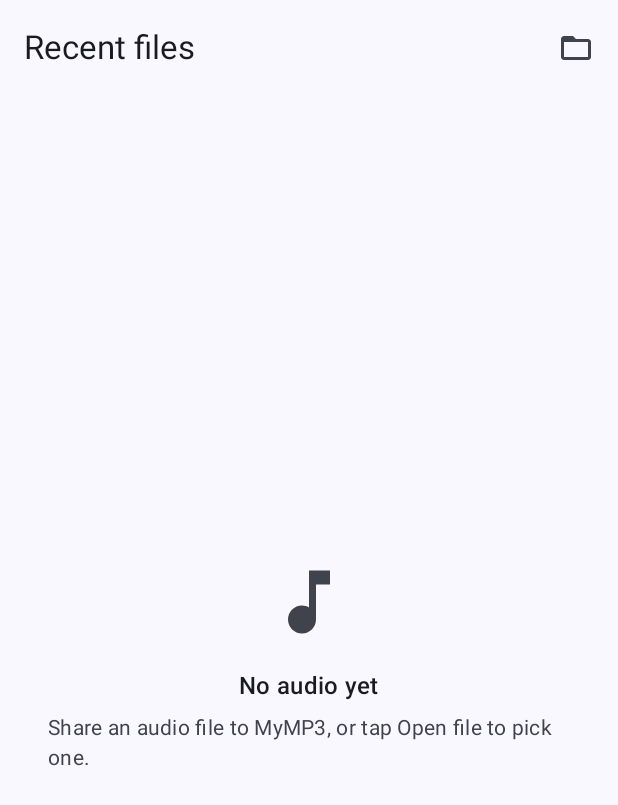
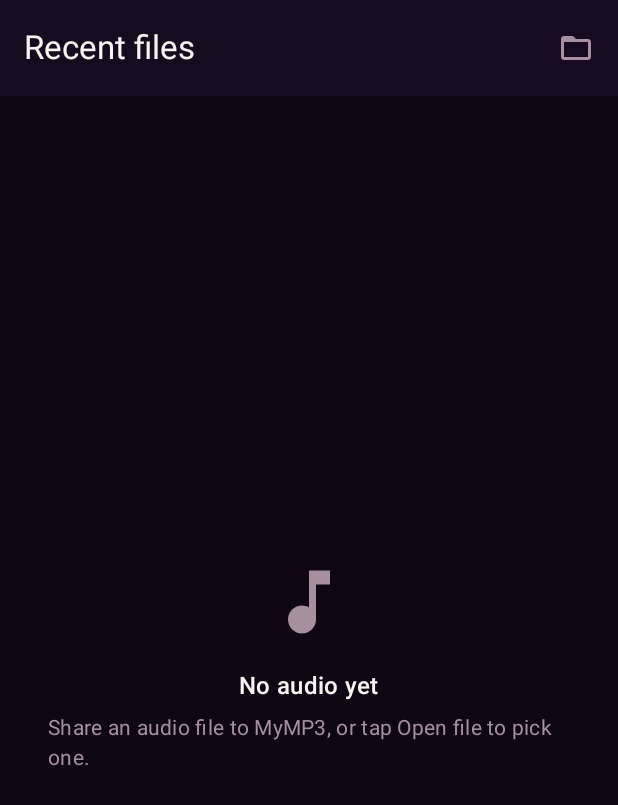
Before and after one commit to peter-nam/mymp3, an Android app built with Jetpack Compose: the screen it shows after launch (MainActivity), on a phone screen of 412 x 824 dp. Shown: the top 805 px of the screen. Run offline under Robolectric (Android 15) with nearby library versions, the phone set to English and light mode, and no system bars; 4 statements that could not run were skipped.

Commit message:
Dark, minimalist player with a waveform scrubber
Reworks the now-playing screen and the app's colour story.

Theme
- Dark-only, built from the launcher icon's own palette (amber #FF9E00 on dark plum #240D30)
  instead of Material You, which on One UI repaints the app with the wallpaper palette.
- themes.xml switches the pre-Compose window frame to a dark one so launching no longer
  flashes a light window, with transparent system bars and pale status-bar icons.

Player screen
- Everything the listener needs is anchored to the bottom -- top bar, title, artist, scrubber,
  transport -- with the top of the screen left empty on purpose.
- The scrubber is now the track's waveform: WaveformExtractor decodes the file to PCM with
  MediaCodec and folds it into 96 normalised peaks, cached on disk beside the artwork cache so
  each track is decoded once. Played bars are drawn in amber up to the playhead -- clipped to
  the exact position, so the bar under the playhead fills gradually rather than snapping to
  whole bars -- and tapping anywhere on it seeks.
- Files that cannot be decoded get a deterministic shape derived from the URI, shown while the
  real peaks load and kept if they never arrive, so the scrubber is never blank.
- Artwork only renders when the file actually has some; an untagged mp3 gets text instead of a
  grey placeholder box.
- The -10s / +30s pill buttons become the standard skip_previous / skip_next glyphs (the
  notification's buttons use them too, still labelled -10s / +30s), leaving play/pause as the
  only filled, accent-coloured control.

```diff
--- a/app/src/main/java/com/pnam/mymp3/player/MediaNotificationFactory.kt
+++ b/app/src/main/java/com/pnam/mymp3/player/MediaNotificationFactory.kt
@@ -25,7 +25,7 @@ object MediaNotificationFactory {
     fun commandButtons(context: Context, isPlaying: Boolean): List<CommandButton> = listOf(
         CommandButton.Builder()
             .setSessionCommand(COMMAND_SKIP_BACKWARD_10)
-            .setIconResId(R.drawable.ic_skip_backward_10)
+            .setIconResId(R.drawable.ic_skip_previous)
             .setDisplayName(context.getString(R.string.label_back_10))
             .build(),
 
@@ -37,7 +37,7 @@ object MediaNotificationFactory {
 
         CommandButton.Builder()
             .setSessionCommand(COMMAND_SKIP_FORWARD_30)
-            .setIconResId(R.drawable.ic_skip_forward_30)
+            .setIconResId(R.drawable.ic_skip_next)
             .setDisplayName(context.getString(R.string.label_forward_30))
             .build(),
     )
--- a/app/src/main/java/com/pnam/mymp3/ui/theme/Color.kt
+++ b/app/src/main/java/com/pnam/mymp3/ui/theme/Color.kt
@@ -2,12 +2,16 @@ package com.pnam.mymp3.ui.theme
 
 import androidx.compose.ui.graphics.Color
 
-// Used when Material You dynamic colour is unavailable (below Android 12) or switched off.
-val Navy200 = Color(0xFFAFC6EF)
-val Navy400 = Color(0xFF7FA8E8)
-val Navy800 = Color(0xFF1B3A6B)
-val Navy900 = Color(0xFF12284C)
-val SurfaceLight = Color(0xFFFBF8FD)
-val SurfaceDark = Color(0xFF111318)
-val OnSurfaceLight = Color(0xFF1A1B21)
-val OnSurfaceDark = Color(0xFFE2E2E9)
+// The palette is taken from the launcher icon: amber artwork on dark plum. Using the brand's own
+// colours keeps the app and the icon looking like one product.
+val Amber500 = Color(0xFFFF9E00)
+val Amber300 = Color(0xFFFFB84D)
+val Amber900 = Color(0xFF241000)
+
+val Plum950 = Color(0xFF0F0713)
+val Plum900 = Color(0xFF170B1F)
+val Plum800 = Color(0xFF240D30)
+val Plum700 = Color(0xFF3A2444)
+
+val Bone = Color(0xFFF6F5F2)
+val BoneMuted = Color(0xFFA6909F)
--- a/app/src/main/java/com/pnam/mymp3/ui/theme/Theme.kt
+++ b/app/src/main/java/com/pnam/mymp3/ui/theme/Theme.kt
@@ -1,53 +1,39 @@
 package com.pnam.mymp3.ui.theme
 
-import android.os.Build
-import androidx.compose.foundation.isSystemInDarkTheme
 import androidx.compose.material3.MaterialTheme
 import androidx.compose.material3.darkColorScheme
-import androidx.compose.material3.dynamicDarkColorScheme
-import androidx.compose.material3.dynamicLightColorScheme
-import androidx.compose.material3.lightColorScheme
 import androidx.compose.runtime.Composable
-import androidx.compose.ui.graphics.Color
-import androidx.compose.ui.platform.LocalContext
-
-private val LightColors = lightColorScheme(
-    primary = Navy800,
-    onPrimary = Color.White,
-    secondary = Navy400,
-    surface = SurfaceLight,
-    onSurface = OnSurfaceLight,
-)
 
 private val DarkColors = darkColorScheme(
-    primary = Navy400,
-    onPrimary = Navy900,
-    secondary = Navy200,
-    surface = SurfaceDark,
-    onSurface = OnSurfaceDark,
+    primary = Amber500,
+    onPrimary = Amber900,
+    primaryContainer = Amber500,
+    onPrimaryContainer = Amber900,
+    secondary = Amber300,
+    onSecondary = Amber900,
+    background = Plum950,
+    onBackground = Bone,
+    surface = Plum900,
+    onSurface = Bone,
+    surfaceContainer = Plum900,
+    surfaceContainerHigh = Plum800,
+    surfaceVariant = Plum800,
+    onSurfaceVariant = BoneMuted,
+    outline = Plum700,
+    outlineVariant = Plum800,
 )
 
 /**
- * Material You on Android 12+ — on One UI that picks up the wallpaper palette, so the player
- * matches the rest of the phone. Falls back to the brand navy below Android 12.
+ * Dark, always.
+ *
+ * The app is designed as a dark player, so it does not follow the system light/dark setting and
+ * does not opt into Material You dynamic colour — on One UI that would repaint the whole app with
+ * the wallpaper palette and throw away the amber-on-plum identity the icon sets up.
  */
 @Composable
-fun MyMp3Theme(
-    darkTheme: Boolean = isSystemInDarkTheme(),
-    dynamicColor: Boolean = true,
-    content: @Composable () -> Unit,
-) {
-    val context = LocalContext.current
-    val colorScheme = when {
-        dynamicColor && Build.VERSION.SDK_INT >= Build.VERSION_CODES.S ->
-            if (darkTheme) dynamicDarkColorScheme(context) else dynamicLightColorScheme(context)
-
-        darkTheme -> DarkColors
-        else -> LightColors
-    }
-
+fun MyMp3Theme(content: @Composable () -> Unit) {
     MaterialTheme(
-        colorScheme = colorScheme,
+        colorScheme = DarkColors,
         typography = AppTypography,
         content = content,
     )
--- a/app/src/main/res/drawable/ic_skip_backward_10.xml
+++ b/app/src/main/res/drawable/ic_skip_next.xml
@@ -1,5 +1,5 @@
 <?xml version="1.0" encoding="utf-8"?>
-<!-- Notification / media-control icon for "rewind 10s". -->
+<!-- Material "skip_next": the standard forward control, tinted by the caller. -->
 <vector xmlns:android="http://schemas.android.com/apk/res/android"
     android:width="24dp"
     android:height="24dp"
@@ -7,5 +7,5 @@
     android:viewportHeight="24">
     <path
         android:fillColor="#FF000000"
-        android:pathData="M11,18V6l-8.5,6 8.5,6zM11.5,12l8.5,6V6l-8.5,6z" />
+        android:pathData="M6,18l8.5,-6L6,6v12zM16,6v12h2V6h-2z" />
 </vector>
--- a/app/src/main/res/drawable/ic_skip_forward_30.xml
+++ b/app/src/main/res/drawable/ic_skip_previous.xml
@@ -1,5 +1,5 @@
 <?xml version="1.0" encoding="utf-8"?>
-<!-- Notification / media-control icon for "skip forward 30s". -->
+<!-- Material "skip_previous": the standard rewind control, tinted by the caller. -->
 <vector xmlns:android="http://schemas.android.com/apk/res/android"
     android:width="24dp"
     android:height="24dp"
@@ -7,5 +7,5 @@
     android:viewportHeight="24">
     <path
         android:fillColor="#FF000000"
-        android:pathData="M4,18l8.5,-6L4,6v12zM13,6v12l8.5,-6L13,6z" />
+        android:pathData="M6,6h2v12H6V6zm3.5,6L18,18V6l-8.5,6z" />
 </vector>
--- /dev/null
+++ b/app/src/main/res/values/colors.xml
@@ -0,0 +1,6 @@
+<?xml version="1.0" encoding="utf-8"?>
+<resources>
+    <!-- Mirrors ui/theme/Color.kt Plum950: the XML theme only paints the window before Compose
+         draws its first frame, and a light one flashes white on launch. -->
+    <color name="window_background">#FF0F0713</color>
+</resources>
--- a/app/src/main/res/values/themes.xml
+++ b/app/src/main/res/values/themes.xml
@@ -1,5 +1,14 @@
 <?xml version="1.0" encoding="utf-8"?>
 <resources>
-    <!-- Compose owns all colours; this is only the pre-Compose window frame. -->
-    <style name="Theme.MyMP3" parent="android:Theme.Material.Light.NoActionBar" />
+    <!--
+        Compose owns every colour; this is only the window frame drawn before the first frame.
+        Dark to match the app so launching doesn't flash a light window, with light (i.e. pale)
+        status-bar icons and transparent system bars for the edge-to-edge layout Compose draws into.
+    -->
+    <style name="Theme.MyMP3" parent="android:Theme.Material.NoActionBar">
+        <item name="android:windowBackground">@color/window_background</item>
+        <item name="android:statusBarColor">@android:color/transparent</item>
+        <item name="android:navigationBarColor">@android:color/transparent</item>
+        <item name="android:windowLightStatusBar">false</item>
+    </style>
 </resources>
```
Also changed, not shown: app/src/main/java/com/pnam/mymp3/data/WaveformExtractor.kt (added, +193 -0 lines), app/src/main/java/com/pnam/mymp3/ui/common/RememberWaveform.kt (added, +25 -0 lines), app/src/main/java/com/pnam/mymp3/ui/player/PlayerScreen.kt (+189 -136 lines).
